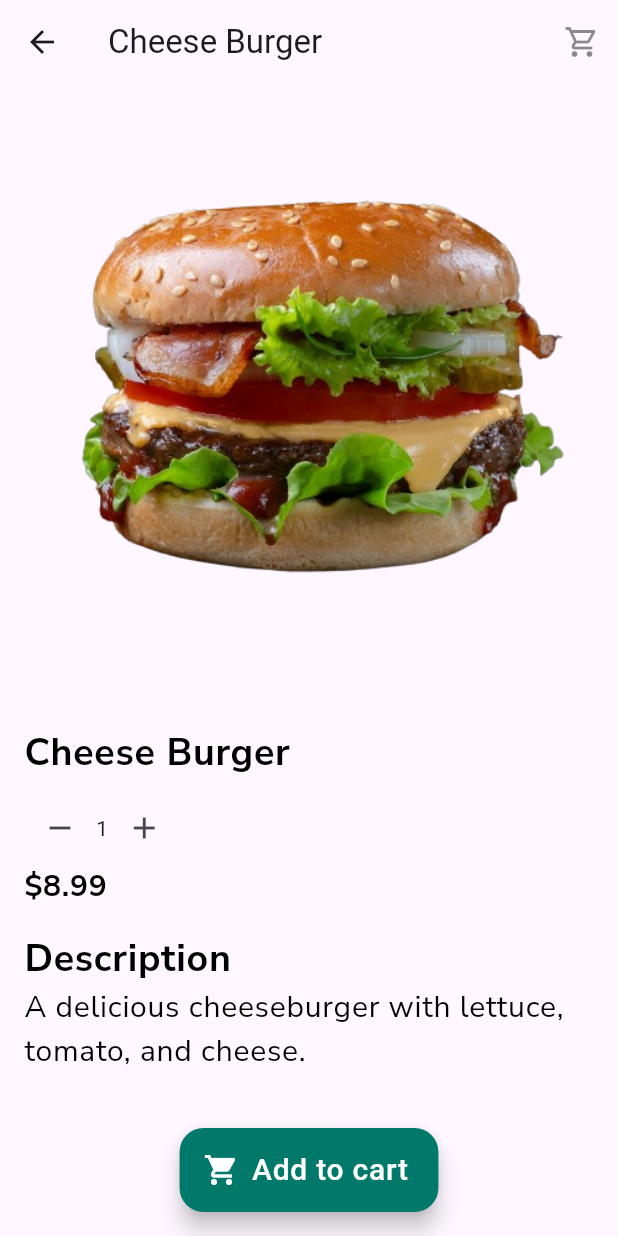
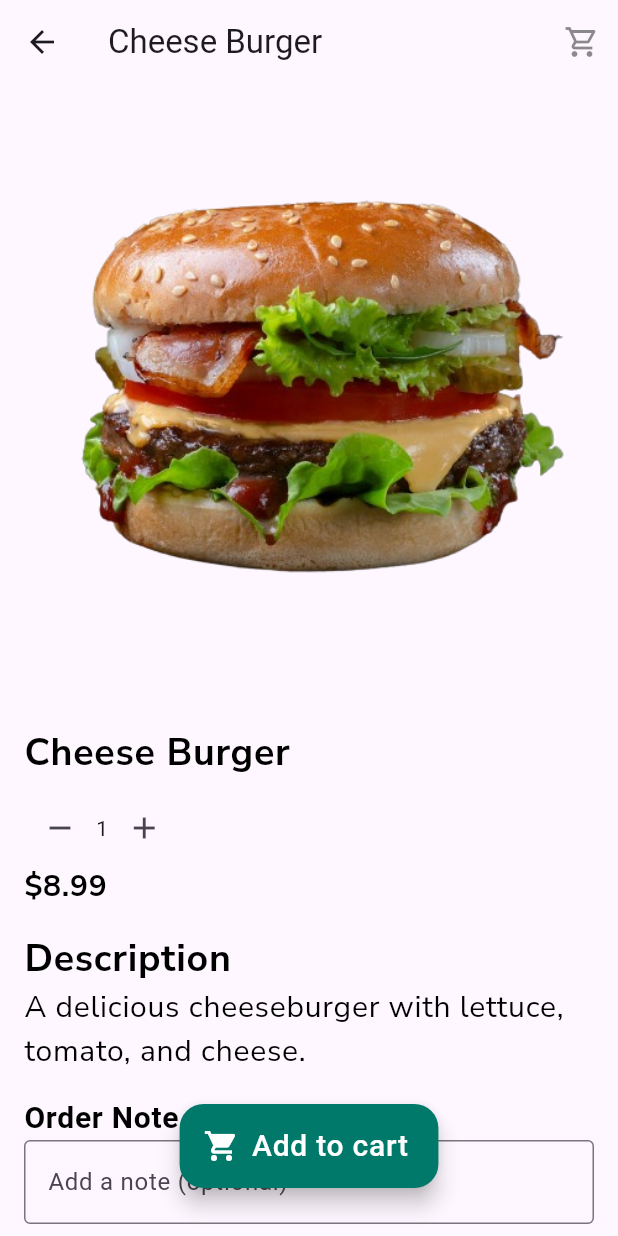
Before and after one commit to mateacvetkovska/fp1, a Flutter app: the screen it shows once a user with an empty profile is signed in, after a tap on "Cheese Burger", on a phone screen of 412 x 824 dp. Run offline on Flutter 3.47's test engine with Material 3 defaults, Android fonts, the phone set to English and light mode, and no system bars; our stand-ins replace animated_text_kit, firebase_auth, firebase_core, flutter_map, geocoding, geolocator and 5 more; missing offline and left inert: app_settings; accounts and stored records are empty.

Commit message:
Added new field 'Order Note'.

```diff
--- a/food_power/lib/views/ItemDetailPage.dart
+++ b/food_power/lib/views/ItemDetailPage.dart
@@ -16,6 +16,7 @@ class ItemDetailPage extends StatefulWidget {
 
 class _ItemDetailPageState extends State<ItemDetailPage> {
   int quantity = 1;
+  String? orderNote;
 
   @override
   Widget build(BuildContext context) {
@@ -29,7 +30,8 @@ class _ItemDetailPageState extends State<ItemDetailPage> {
             icon: const Icon(Icons.shopping_cart_outlined, color: Colors.black45),
             onPressed: () {
               Navigator.push(context, MaterialPageRoute(builder: (context) => CartPage()));
-              }),
+            },
+          ),
         ],
       ),
       body: SingleChildScrollView(
@@ -95,14 +97,36 @@ class _ItemDetailPageState extends State<ItemDetailPage> {
                       ),
                     ),
                   ),
-                  SizedBox(height: 100),
+                  SizedBox(height: 16),
+                  Text(
+                    'Order Note',
+                    style: TextStyle(
+                      color: Colors.black,
+                      letterSpacing: .5,
+                      fontSize: 20,
+                      fontWeight: FontWeight.bold,
+                    ),
+                  ),
+                  TextField(
+                    decoration: InputDecoration(
+                      hintText: 'Add a note (optional)',
+                      border: OutlineInputBorder(),
+                    ),
+                    onChanged: (value) {
+                      setState(() {
+                        orderNote = value;
+                      });
+                    },
+                  ),
                 ],
               ),
             ),
           ],
         ),
       ),
-      floatingActionButton: FloatingActionButton.extended(
+      floatingActionButton: Padding(
+        padding: const EdgeInsets.only(bottom: 16.0),
+        child: FloatingActionButton.extended(
           backgroundColor: Colors.teal[700],
           onPressed: _addItemToCart,
           icon: Icon(Icons.shopping_cart, color: Colors.white),
@@ -113,6 +137,7 @@ class _ItemDetailPageState extends State<ItemDetailPage> {
               letterSpacing: .5,
               fontSize: 20,
               fontWeight: FontWeight.w500,
+            ),
           ),
         ),
       ),
```
Lines whose indentation alone changed are shown as unchanged.
